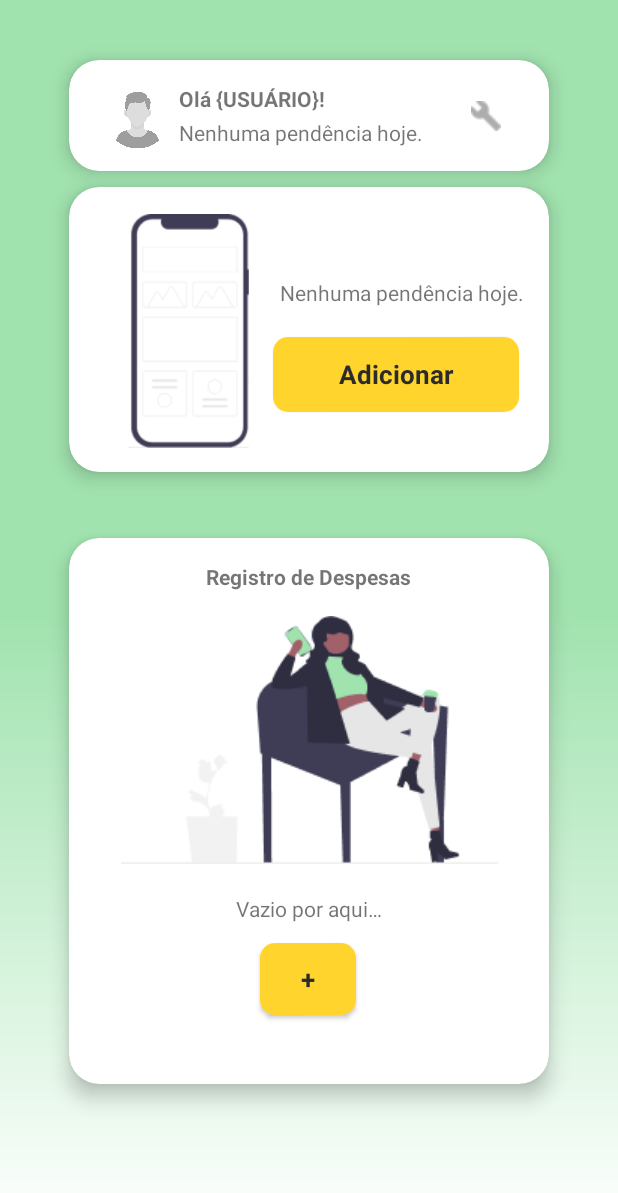
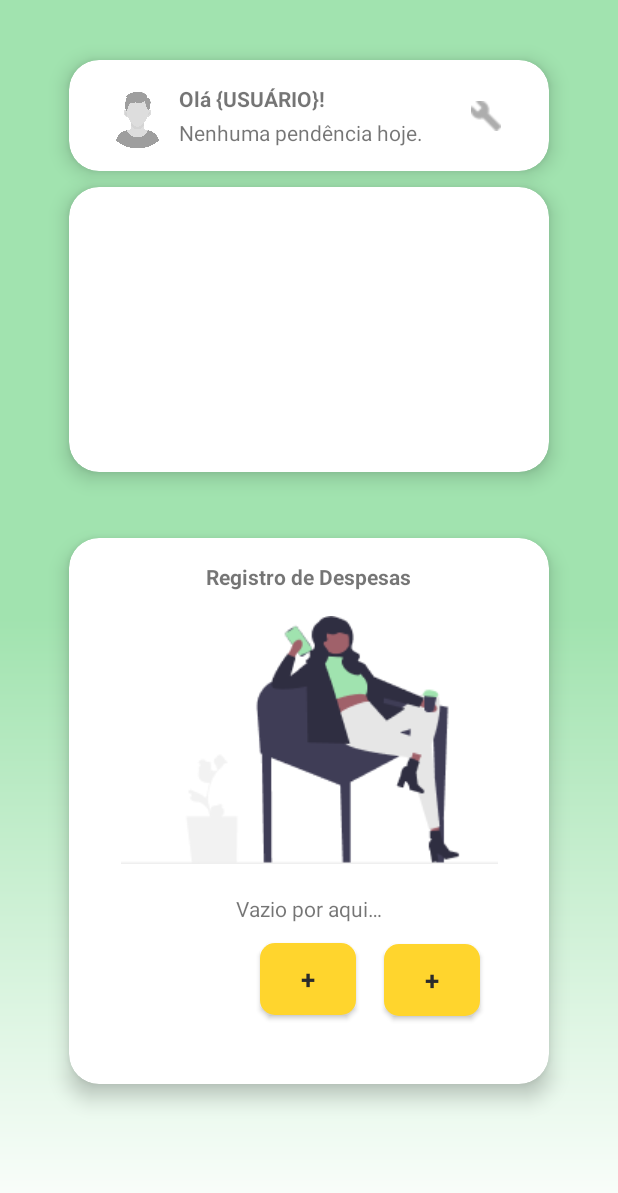
Before and after one commit to Little-Tooth-Tecnologies/tooth-wallet, an Android app: the screen it shows after launch once a user with an empty profile is signed in (HomeActivity), on a phone screen of 412 x 824 dp. Shown: the top 1193 px of the screen. Run offline under Robolectric (Android 15) with nearby library versions, the light colour scheme and no system bars; our stand-ins replace Firebase (no records; nobody signed in at launch, a user with empty details on screens opened directly); Roboto replaces fonts that are not available here.

Commit message:
problemas da DB e adicionar método funcionando

```diff
--- a/app/src/main/res/layout/activity_home.xml
+++ b/app/src/main/res/layout/activity_home.xml
@@ -97,45 +97,15 @@
         app:layout_constraintVertical_bias="0.02">
 
         <androidx.constraintlayout.widget.ConstraintLayout
-            android:layout_width="match_parent"
-            android:layout_height="match_parent">
+            android:layout_width="298dp"
+            android:layout_height="168dp"
+            android:layout_gravity="center">
 
-            <TextView
-                android:id="@+id/textView7"
-                android:layout_width="172dp"
-                android:layout_height="23dp"
-                android:text="@string/home_topText2"
-                app:layout_constraintBottom_toBottomOf="parent"
-                app:layout_constraintEnd_toEndOf="parent"
-                app:layout_constraintHorizontal_bias="0.652"
-                app:layout_constraintStart_toEndOf="@+id/imageView10"
-                app:layout_constraintTop_toTopOf="parent"
-                app:layout_constraintVertical_bias="0.365" />
 
-            <ImageView
-                android:id="@+id/imageView10"
-                android:layout_width="95dp"
-                android:layout_height="156dp"
-                app:layout_constraintBottom_toBottomOf="parent"
-                app:layout_constraintEnd_toEndOf="parent"
-                app:layout_constraintHorizontal_bias="0.141"
-                app:layout_constraintStart_toStartOf="parent"
-                app:layout_constraintTop_toTopOf="parent"
-                app:layout_constraintVertical_bias="0.529"
-                app:srcCompat="@drawable/cellphone" />
-
-            <Button
-                android:id="@+id/button"
-                style="@style/buttonYellow"
-                android:layout_marginTop="40dp"
-                android:text="@string/home_add_button"
-                android:onClick="startAddPaymentMethod"
-                app:layout_constraintBottom_toBottomOf="parent"
-                app:layout_constraintEnd_toEndOf="parent"
-                app:layout_constraintHorizontal_bias="0.87"
-                app:layout_constraintStart_toStartOf="parent"
-                app:layout_constraintTop_toTopOf="parent"
-                app:layout_constraintVertical_bias="2.5" />
+            <androidx.recyclerview.widget.RecyclerView
+                android:id="@+id/RecyclerView"
+                android:layout_width="match_parent"
+                android:layout_height="match_parent" />
 
         </androidx.constraintlayout.widget.ConstraintLayout>
 
@@ -163,8 +133,22 @@
                 style="@style/buttonYellow"
                 android:layout_width="64dp"
                 android:layout_height="48dp"
+                android:onClick="startAddPaymentMethod"
                 android:text="@string/home_add_plus"
+                app:layout_constraintBottom_toBottomOf="parent"
+                app:layout_constraintEnd_toEndOf="parent"
+                app:layout_constraintHorizontal_bias="0.82"
+                app:layout_constraintStart_toStartOf="parent"
+                app:layout_constraintTop_toBottomOf="@+id/textView9"
+                app:layout_constraintVertical_bias="0.178" />
+
+            <Button
+                android:id="@+id/button4"
+                style="@style/buttonYellow"
+                android:layout_width="64dp"
+                android:layout_height="48dp"
                 android:onClick="startAddExpense"
+                android:text="@string/home_add_plus"
                 app:layout_constraintBottom_toBottomOf="parent"
                 app:layout_constraintEnd_toEndOf="parent"
                 app:layout_constraintHorizontal_bias="0.498"
--- a/app/src/main/res/values/strings.xml
+++ b/app/src/main/res/values/strings.xml
@@ -84,6 +84,8 @@
     <string name="expenseEntry_topText_underlined"><u>Adicionar Despesa</u></string>
     <string name="expenseEntry_entryTitle">Titulo da Despesa</string>
     <string name="expenseEntry_entryMethod">Metódo de Pagamento</string>
+    <string name="toast_Success">Adicionado com sucesso!</string>
+    <string name="toast_Failure">Falha ao Adicionar!</string>
 
 
 
```
Also changed, not shown: app/src/main/java/com/example/littletoothwallet/controller/AddPaymentEntryActivity.kt (+25 -6 lines), app/src/main/java/com/example/littletoothwallet/model/dao/BankAccountDAO.kt (+11 -2 lines), app/src/main/res/layout/activity_add_expense_entry.xml (+11 -37 lines), app/src/main/res/layout/activity_add_payment_entry.xml (+4 -31 lines), 1 other file.
